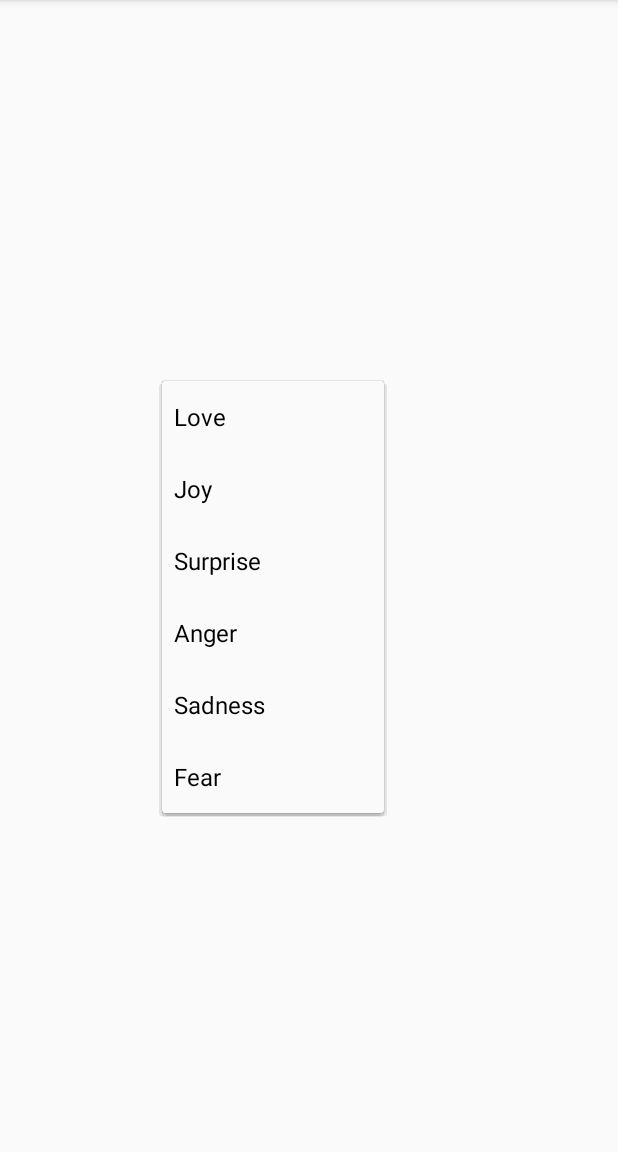
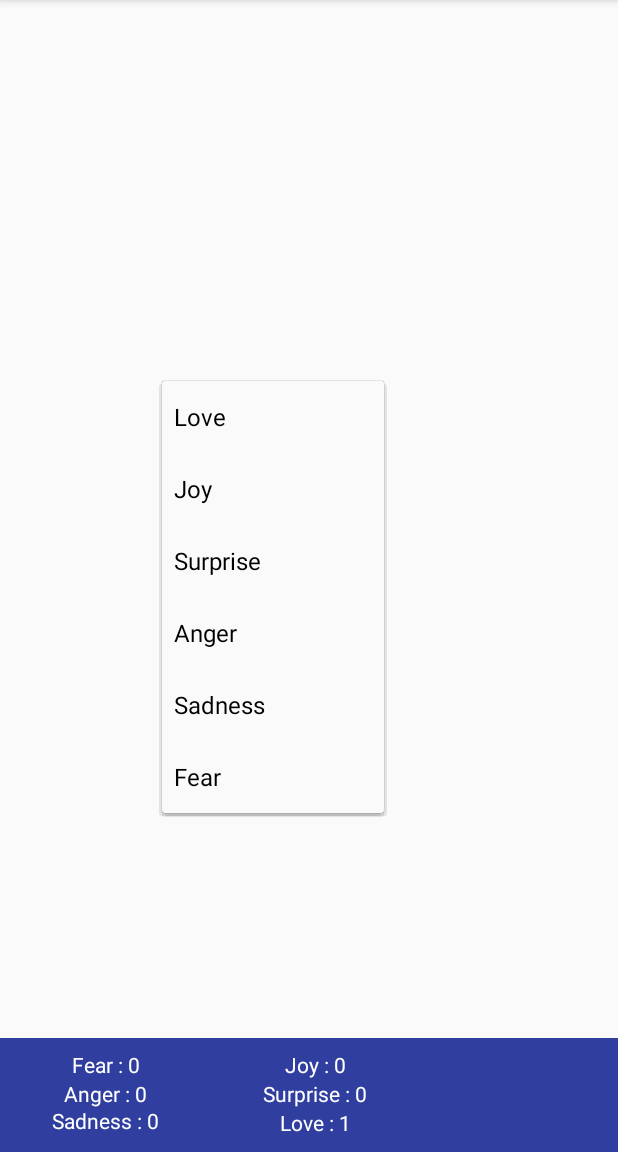
Before and after one commit to zdrever/zdrever-FeelsBook, an Android app: the screen it shows after launch (MainActivity), after a tap on "Love", on a phone screen of 412 x 824 dp, the part 84-1236 px from its top. Run offline under Robolectric (Android 15) with nearby library versions, the phone set to English and light mode, and no system bars; 2 other taps on this screen came first.

Commit message:
[feat] all functionality finished
left to do
- implement commentTooLongException

```diff
--- a/app/src/main/java/com/example/zachdrever/feelsbook/FeltEmotion.java
+++ b/app/src/main/java/com/example/zachdrever/feelsbook/FeltEmotion.java
@@ -1,11 +1,14 @@
 package com.example.zachdrever.feelsbook;
+
+import android.support.annotation.NonNull;
 
 import java.io.Serializable;
 import java.text.SimpleDateFormat;
 import java.util.Calendar;
+import java.util.Comparator;
 import java.util.Date;
 
-public class FeltEmotion implements Serializable {
+public class FeltEmotion implements Comparable<FeltEmotion> {
 
     private Emotion emotion;
     private Calendar date;
@@ -22,9 +25,7 @@ public class FeltEmotion implements Serializable {
     public Calendar getDate(){
         return this.date;
     }
-    public void setDate(Calendar date){
-        this.date = date;
-    }
+    public void setDate(Calendar date){ this.date = date; }
 
     public String getComment(){
         return this.comment;
@@ -37,4 +38,8 @@ public class FeltEmotion implements Serializable {
         SimpleDateFormat sdf = new SimpleDateFormat("EEE, MMM dd, yyyy @ hh:mm");
         return this.emotion.toString() + "\n" + sdf.format(this.date.getTime());
     }
+
+    public int compareTo(FeltEmotion emotion) {
+        return Long.compare(emotion.getDate().getTimeInMillis(), this.date.getTimeInMillis());
+    }
 }
--- a/app/src/main/java/com/example/zachdrever/feelsbook/FeltEmotionList.java
+++ b/app/src/main/java/com/example/zachdrever/feelsbook/FeltEmotionList.java
@@ -1,34 +1,17 @@
 package com.example.zachdrever.feelsbook;
 
-import android.content.Context;
-import android.net.sip.SipAudioCall;
-
-import com.google.gson.Gson;
-import com.google.gson.reflect.TypeToken;
-
-import java.io.BufferedReader;
-import java.io.BufferedWriter;
-import java.io.FileInputStream;
-import java.io.FileNotFoundException;
-import java.io.FileOutputStream;
-import java.io.IOException;
-import java.io.InputStreamReader;
-import java.io.OutputStreamWriter;
-import java.lang.reflect.Type;
 import java.util.ArrayList;
 import java.util.Calendar;
 import java.util.Collection;
+import java.util.Collections;
+import java.util.HashMap;
 
 public class FeltEmotionList {
 
-    protected ArrayList<FeltEmotion> emotionList;
+    private ArrayList<FeltEmotion> emotionList;
 
     FeltEmotionList(){
-        this.emotionList = new ArrayList<FeltEmotion>();
-    }
-
-    FeltEmotionList(ArrayList<FeltEmotion> emotionList){
-        this.emotionList = emotionList;
+        this.emotionList = new ArrayList<>();
     }
 
     protected void clear(){
@@ -55,9 +38,35 @@ public class FeltEmotionList {
         FeltEmotion emotion = this.getFeltEmotion(position);
         emotion.setComment(comment);
         emotion.setDate(date);
+        this.sort();
     }
 
     protected FeltEmotion getFeltEmotion(int position){
         return this.emotionList.get(position);
     }
+
+    private void sort(){
+        Collections.sort(this.emotionList);
+    }
+
+    protected HashMap<String, Integer> countEmotions(){
+        HashMap<String, Integer> counts = new HashMap<>();
+        for (Emotion e: Emotion.values()){
+            counts.put(e.toString(), 0);
+        }
+
+        for (FeltEmotion e: emotionList) {
+            counts.put(e.getEmotion().toString(), counts.get(e.getEmotion().toString()) + 1);
+        }
+
+        return counts;
+    }
+
+    protected Integer countEmotion(String emotion){
+        int i = 0;
+        for (FeltEmotion e : this.emotionList){
+            i += e.getEmotion().toString().equals(emotion) ? 1 : 0;
+        }
+        return i;
+    }
 }
--- a/app/src/main/java/com/example/zachdrever/feelsbook/FeltEmotionListController.java
+++ b/app/src/main/java/com/example/zachdrever/feelsbook/FeltEmotionListController.java
@@ -17,6 +17,7 @@ import java.lang.reflect.Type;
 import java.util.ArrayList;
 import java.util.Calendar;
 import java.util.Collection;
+import java.util.HashMap;
 
 
 public class FeltEmotionListController {
@@ -88,4 +89,17 @@ public class FeltEmotionListController {
         emotionList.editFeltEmotion(position, comment, date);
         saveInFile();
     }
+
+    public HashMap<String,String> getCounts(){
+        HashMap<String, Integer> counts = emotionList.countEmotions();
+        HashMap<String, String> countStrings = new HashMap<>();
+        for (String k: counts.keySet()){
+            countStrings.put(k, k + " : " + counts.get(k).toString());
+        }
+        return countStrings;
+    }
+
+    public String getCount(String emotion) {
+        return emotion + " : " + emotionList.countEmotion(emotion);
+    }
 }
--- a/app/src/main/java/com/example/zachdrever/feelsbook/MainActivity.java
+++ b/app/src/main/java/com/example/zachdrever/feelsbook/MainActivity.java
@@ -17,6 +17,7 @@ import android.widget.Button;
 import android.widget.EditText;
 import android.widget.ListView;
 import android.widget.Spinner;
+import android.widget.TextView;
 
 import com.google.gson.Gson;
 import com.google.gson.reflect.TypeToken;
@@ -33,6 +34,7 @@ import java.lang.reflect.Type;
 import java.util.ArrayList;
 import java.util.Calendar;
 import java.util.Date;
+import java.util.HashMap;
 
 public class MainActivity extends AppCompatActivity{
 
@@ -52,6 +54,15 @@ public class MainActivity extends AppCompatActivity{
     private EditText commentText;
     private Spinner emotionSpinner;
     private ArrayAdapter<Emotion> spinnerAdapter;
+
+    private TextView loveCount;
+    private TextView joyCount;
+    private TextView surpriseCount;
+    private TextView angerCount;
+    private TextView sadnessCount;
+    private TextView fearCount;
+    HashMap<String, TextView> counts;
+
 
     @Override
     protected void onCreate(Bundle savedInstanceState) {
@@ -73,6 +84,23 @@ public class MainActivity extends AppCompatActivity{
         spinnerAdapter = new ArrayAdapter<Emotion>(this, android.R.layout.simple_spinner_dropdown_item, Emotion.values());
         emotionSpinner.setAdapter(spinnerAdapter);
 
+        loveCount = findViewById(R.id.loveCount);
+        joyCount = findViewById(R.id.joyCount);
+        surpriseCount = findViewById(R.id.surpriseCount);
+        angerCount = findViewById(R.id.angerCount);
+        sadnessCount = findViewById(R.id.sadnessCount);
+        fearCount = findViewById(R.id.fearCount);
+
+        counts = new HashMap<>();
+        counts.put("Love", loveCount);
+        counts.put("Joy", joyCount);
+        counts.put("Surprise", surpriseCount);
+        counts.put("Anger", angerCount);
+        counts.put("Sadness", sadnessCount);
+        counts.put("Fear", fearCount);
+
+        setCounts();
+
         emotionHistory.setOnItemClickListener(new AdapterView.OnItemClickListener() {
             @Override
             public void onItemClick(AdapterView<?> adapterView, View view,
@@ -91,9 +119,10 @@ public class MainActivity extends AppCompatActivity{
 
         emotionListController.loadFromFile();
         emotionListAdapter.notifyDataSetChanged();
+        setCounts();
     }
 
-    public void slideUp(View view){
+    public void slideDown(View view){
         view.setVisibility(view.INVISIBLE);
         view.setEnabled(false);
         TranslateAnimation animate = new TranslateAnimation(
@@ -106,8 +135,8 @@ public class MainActivity extends AppCompatActivity{
         view.startAnimation(animate);
     }
 
-    // slide the view from above itself to its current position
-    public void slideDown(View view){
+    // slide the view from below itself to its current position
+    public void slideUp(View view){
         view.setVisibility(View.VISIBLE);
         view.setEnabled(true);
         TranslateAnimation animate = new TranslateAnimation(
@@ -122,10 +151,15 @@ public class MainActivity extends AppCompatActivity{
 
     public void addEmotionButtonClick(View view) {
         commentText.setText("");
+        addEmotionButton.hide();
         emotionHistory.setEnabled(false);
-        addEmotionButton.hide();
         addEmotionButton.setEnabled(false);
-        slideDown(addEmotionView);
+        addEmotionView.setEnabled(true);
+        saveEmotionButton.setEnabled(true);
+        cancelButton.setEnabled(true);
+        commentText.setEnabled(true);
+        emotionSpinner.setEnabled(true);
+        slideUp(addEmotionView);
     }
 
     public void saveEmotionButtonClick(View view){
@@ -134,13 +168,32 @@ public class MainActivity extends AppCompatActivity{
         Calendar d = Calendar.getInstance();
         emotionListController.addFeltEmotion(new FeltEmotion(e, c, d));
         emotionListAdapter.notifyDataSetChanged();
+        updateCount(e.toString());
         closeAddEmotionView(view);
     }
 
     public void closeAddEmotionView(View view){
+        slideDown(addEmotionView);
+        addEmotionButton.show();
         emotionHistory.setEnabled(true);
-        slideUp(addEmotionView);
-        addEmotionButton.show();
         addEmotionButton.setEnabled(true);
+        addEmotionView.setEnabled(false);
+        saveEmotionButton.setEnabled(false);
+        cancelButton.setEnabled(false);
+        commentText.setEnabled(false);
+        emotionSpinner.setEnabled(false);
+    }
+
+    public void updateCount(String emotion){
+        String s = emotionListController.getCount(emotion);
+        counts.get(emotion).setText(s);
+    }
+
+    public void setCounts(){
+        HashMap<String, String> countStrings = emotionListController.getCounts();
+
+        for (Emotion e: Emotion.values()){
+            counts.get(e.toString()).setText(countStrings.get(e.toString()));
+        }
     }
 }
--- a/app/src/main/res/layout/edit_emotion.xml
+++ b/app/src/main/res/layout/edit_emotion.xml
@@ -8,9 +8,7 @@
     <LinearLayout
         android:layout_width="match_parent"
         android:layout_height="match_parent"
-        android:layout_marginBottom="8dp"
         android:orientation="vertical"
-        app:layout_constraintBottom_toBottomOf="parent"
         app:layout_constraintEnd_toEndOf="parent">
 
         <TextView
@@ -47,6 +45,7 @@
             android:layout_height="120dp"
             android:calendarViewShown="false"
             android:datePickerMode="spinner"
+            android:descendantFocusability="blocksDescendants"
             app:layout_constraintStart_toStartOf="parent"
             app:layout_constraintTop_toBottomOf="@+id/editCommentText">
         </DatePicker>
@@ -55,6 +54,7 @@
             android:id="@+id/timePicker"
             android:layout_width="match_parent"
             android:layout_height="120dp"
+            android:descendantFocusability="blocksDescendants"
             android:timePickerMode="spinner"
             app:layout_constraintEnd_toEndOf="parent"
             app:layout_constraintStart_toStartOf="parent"
--- a/app/src/main/res/layout/main.xml
+++ b/app/src/main/res/layout/main.xml
@@ -6,6 +6,74 @@
     android:layout_width="match_parent"
     android:layout_height="match_parent"
     tools:context=".MainActivity">
+
+    <RelativeLayout
+        android:id="@+id/countsRelativeLayout"
+        android:layout_width="match_parent"
+        android:layout_height="76dp"
+        android:layout_alignParentBottom="true"
+        android:layout_alignParentStart="true"
+        android:background="?android:attr/statusBarColor">
+
+        <TextView
+            android:id="@+id/loveCount"
+            android:layout_width="140dp"
+            android:layout_height="wrap_content"
+            android:layout_alignParentStart="true"
+            android:layout_below="@+id/surpriseCount"
+            android:layout_marginLeft="140dp"
+            android:textAlignment="center"
+            android:textColor="@android:color/white" />
+
+        <TextView
+            android:id="@+id/surpriseCount"
+            android:layout_width="140dp"
+            android:layout_height="wrap_content"
+            android:layout_alignParentStart="true"
+            android:layout_below="@+id/joyCount"
+            android:layout_marginLeft="140dp"
+            android:textAlignment="center"
+            android:textColor="@android:color/white" />
+
+        <TextView
+            android:id="@+id/joyCount"
+            android:layout_width="140dp"
+            android:layout_height="wrap_content"
+            android:layout_alignParentTop="true"
+            android:layout_alignStart="@+id/loveCount"
+            android:layout_marginTop="8dp"
+            android:textAlignment="center"
+            android:textColor="@android:color/white" />
+
+        <TextView
+            android:id="@+id/sadnessCount"
+            android:layout_width="140dp"
+            android:layout_height="wrap_content"
+            android:layout_alignParentStart="true"
+            android:layout_below="@+id/angerCount"
+            android:layout_marginTop="-1dp"
+            android:textAlignment="center"
+            android:textColor="@android:color/white" />
+
+        <TextView
+            android:id="@+id/angerCount"
+            android:layout_width="140dp"
+            android:layout_height="wrap_content"
+            android:layout_alignParentStart="true"
+            android:layout_below="@+id/fearCount"
+            android:textAlignment="center"
+            android:textColor="@android:color/white" />
+
+        <TextView
+            android:id="@+id/fearCount"
+            android:layout_width="140dp"
+            android:layout_height="wrap_content"
+            android:layout_alignParentStart="true"
+            android:layout_alignParentTop="true"
+            android:layout_marginTop="8dp"
+            android:textAlignment="center"
+            android:textColor="@android:color/white" />
+    </RelativeLayout>
 
     <android.support.design.widget.FloatingActionButton
         android:id="@+id/addEmotionButton"
@@ -32,12 +100,14 @@
         android:id="@+id/innerLinearLayout"
         android:layout_width="match_parent"
         android:layout_height="match_parent"
+        android:layout_alignParentStart="true"
+        android:layout_alignParentTop="true"
         android:orientation="vertical">
 
         <ListView
             android:id="@+id/emotionListView"
             android:layout_width="match_parent"
-            android:layout_height="match_parent"
+            android:layout_height="523dp"
             android:layout_alignParentBottom="true"
             android:layout_alignParentStart="true"
             android:layout_marginBottom="0dp"
@@ -49,6 +119,7 @@
             tools:layout_height="0dp">
 
         </ListView>
+
     </LinearLayout>
 
     <RelativeLayout
@@ -107,8 +178,8 @@
 
         <EditText
             android:id="@+id/addCommentEditText"
-            android:layout_width="336dp"
-            android:layout_height="81dp"
+            android:layout_width="335dp"
+            android:layout_height="84dp"
             android:layout_alignParentBottom="true"
             android:layout_centerHorizontal="true"
             android:layout_marginBottom="72dp"
@@ -148,7 +219,7 @@
             android:layout_alignParentTop="true"
             android:layout_marginStart="50dp"
             android:layout_marginTop="106dp"
-            tools:text="@string/comment" />
+            android:text="@string/comment" />
 
     </RelativeLayout>
 
--- a/app/src/main/res/values/colors.xml
+++ b/app/src/main/res/values/colors.xml
@@ -1,6 +1,6 @@
 <?xml version="1.0" encoding="utf-8"?>
 <resources>
-    <color name="colorPrimary">#3F51B5</color>
-    <color name="colorPrimaryDark">#303F9F</color>
+    <color name="colorPrimary">#3f51b5</color>
+    <color name="colorPrimaryDark">#303f9f</color>
     <color name="colorAccent">#FF4081</color>
 </resources>
```
